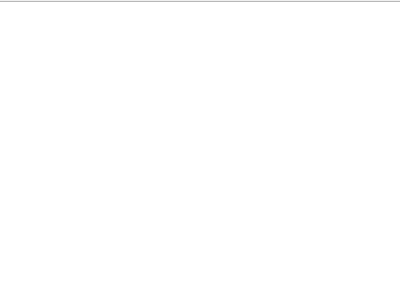
Qt form client/adminmanagerdialog.ui (KBchulan/HungerYet) before a commit.
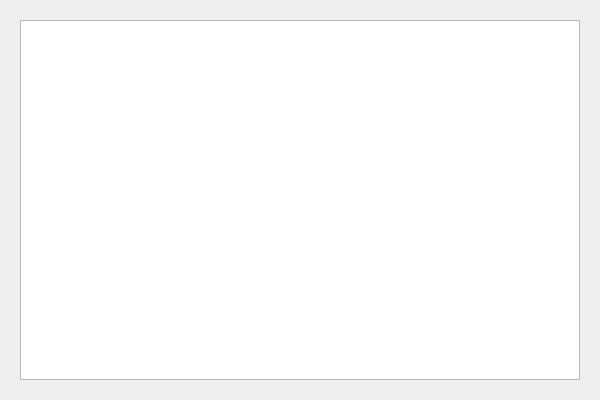
The same form after that commit.

Patch:
```diff
--- a/client/adminmanagerdialog.ui
+++ b/client/adminmanagerdialog.ui
@@ -6,23 +6,34 @@
    <rect>
     <x>0</x>
     <y>0</y>
-    <width>400</width>
-    <height>300</height>
+    <width>600</width>
+    <height>400</height>
    </rect>
   </property>
   <property name="windowTitle">
    <string>Dialog</string>
   </property>
-  <widget class="QListWidget" name="listWidget">
-   <property name="geometry">
-    <rect>
-     <x>-5</x>
-     <y>1</y>
-     <width>411</width>
-     <height>301</height>
-    </rect>
+  <layout class="QVBoxLayout" name="verticalLayout">
+   <property name="leftMargin">
+    <number>20</number>
    </property>
-  </widget>
+   <property name="topMargin">
+    <number>20</number>
+   </property>
+   <property name="rightMargin">
+    <number>20</number>
+   </property>
+   <property name="bottomMargin">
+    <number>20</number>
+   </property>
+   <item>
+    <widget class="QListWidget" name="listWidget">
+     <property name="objectName">
+      <string>listWidget</string>
+     </property>
+    </widget>
+   </item>
+  </layout>
  </widget>
  <resources/>
  <connections/>
```
